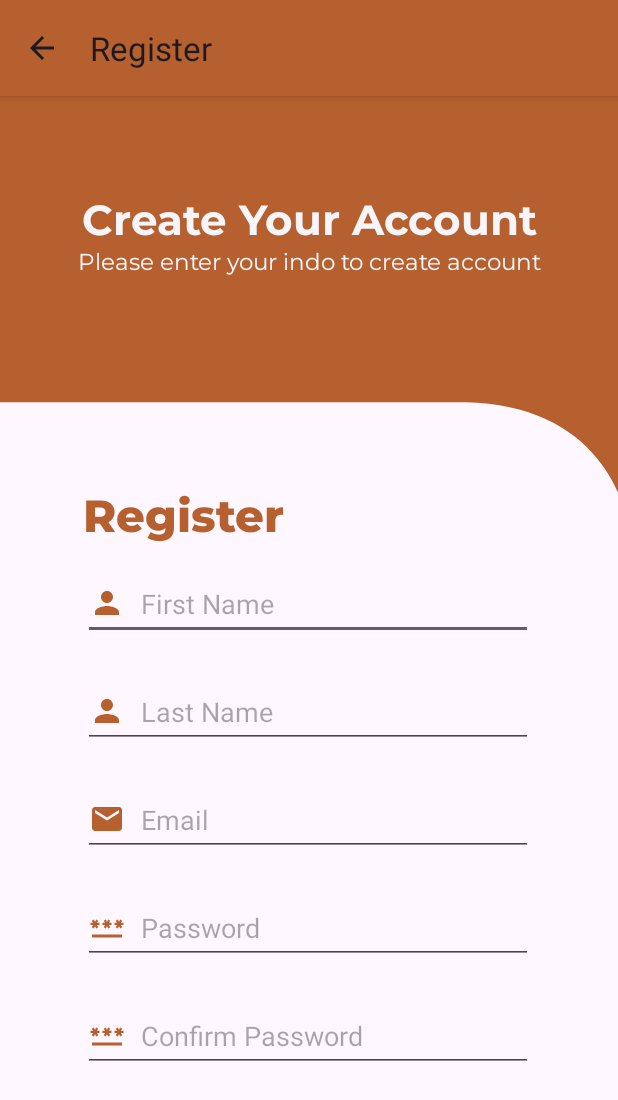
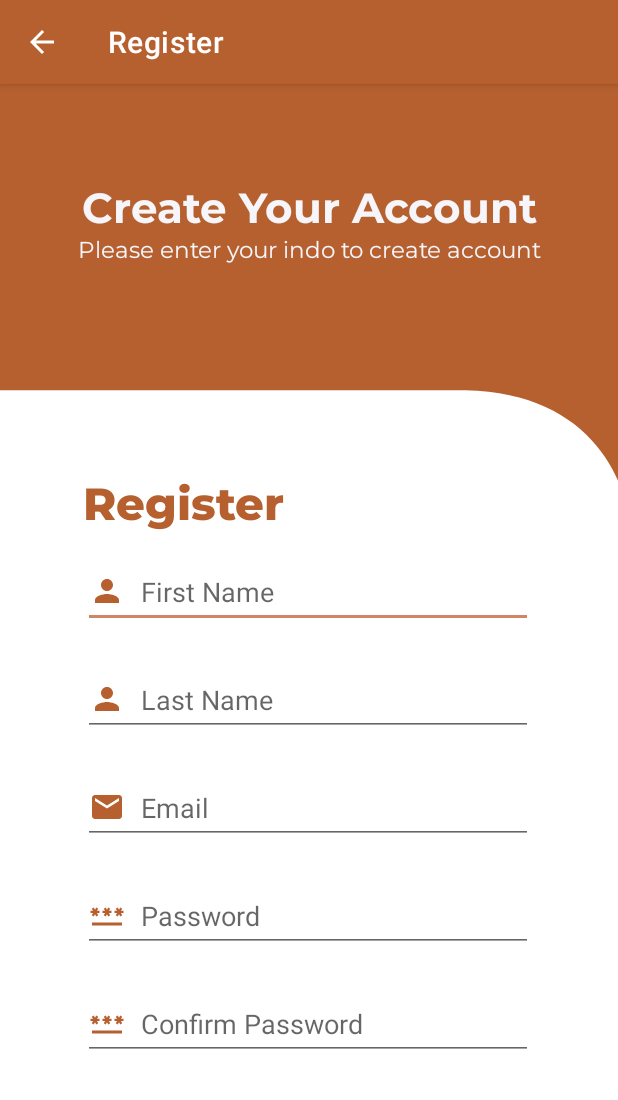
Before and after one commit to Dikarahmanm/Wismata-C23-PS297, an Android app: the RegisterActivity screen opened directly, with no data from a screen before it, on a phone screen of 412 x 824 dp. Shown: the top 1100 px of the screen. Run offline under Robolectric (Android 15) with nearby library versions, the phone set to English and light mode, and no system bars.

Commit message:
fix: change material component

```diff
--- a/Android/app/src/main/java/com/dika/wismata/ui/RegisterActivity.kt
+++ b/Android/app/src/main/java/com/dika/wismata/ui/RegisterActivity.kt
@@ -19,7 +19,6 @@ class RegisterActivity : AppCompatActivity() {
 
         supportActionBar?.title = getString(R.string.Register)
         supportActionBar?.setDisplayHomeAsUpEnabled(true)
-        supportActionBar?.setBackgroundDrawable(getColor(R.color.orange).toDrawable())
 
         binding.login.setOnClickListener {
             val intent = Intent(this, LoginActivity::class.java)
--- a/Android/app/src/main/res/values-night/themes.xml
+++ b/Android/app/src/main/res/values-night/themes.xml
@@ -1,6 +1,6 @@
 <resources xmlns:tools="http://schemas.android.com/tools">
     <!-- Base application theme. -->
-    <style name="Base.Theme.Wismata" parent="Theme.Material3.DayNight.NoActionBar">
+    <style name="Base.Theme.Wismata" parent="Theme.MaterialComponents.DayNight.NoActionBar">
         <!-- Customize your dark theme here. -->
         <!-- <item name="colorPrimary">@color/my_dark_primary</item> -->
     </style>
--- a/Android/app/src/main/res/values/themes.xml
+++ b/Android/app/src/main/res/values/themes.xml
@@ -1,15 +1,29 @@
 <resources xmlns:tools="http://schemas.android.com/tools">
     <!-- Base application theme. -->
-    <style name="Base.Theme.Wismata" parent="Theme.Material3.DayNight.NoActionBar">
+    <style name="Base.Theme.Wismata" parent="Theme.MaterialComponents.DayNight.NoActionBar">
         <!-- Customize your light theme here. -->
-         <item name="colorPrimary">@color/orange</item>
+        <item name="colorPrimary">@color/orange</item>
+        <item name="colorPrimaryVariant">@color/orange</item>
         <item name="colorOnPrimary">@color/white</item>
+
+        <item name="colorSecondary">@color/orange_200</item>
+        <item name="colorSecondaryVariant">@color/orange_200</item>
+        <item name="colorOnSecondary">@color/black</item>
+
+        <item name="android:statusBarColor">?attr/colorPrimaryVariant</item>
     </style>
 
-    <style name="appbar.Theme.Wismata" parent="Theme.Material3.DayNight">
+    <style name="appbar.Theme.Wismata" parent="Theme.MaterialComponents.DayNight.DarkActionBar">
         <!-- Customize your light theme here. -->
         <item name="colorPrimary">@color/orange</item>
-        <item name="colorOnPrimary">@color/white</item>
+        <item name="colorPrimaryVariant">@color/orange</item>
+        <item name="colorOnPrimary">@color/orange</item>
+
+        <item name="colorSecondary">@color/orange_200</item>
+        <item name="colorSecondaryVariant">@color/orange_200</item>
+        <item name="colorOnSecondary">@color/black</item>
+
+        <item name="android:statusBarColor">?attr/colorPrimaryVariant</item>
     </style>
 
     <style name="Theme.Wismata" parent="Base.Theme.Wismata" />
```
